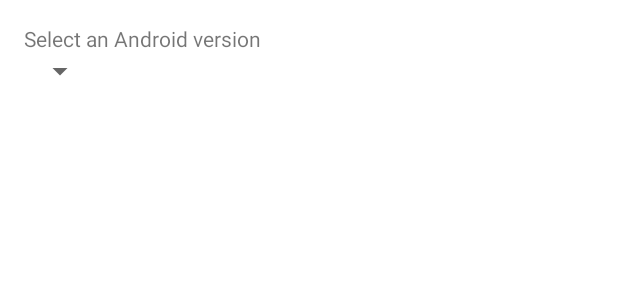
After one commit to magdamiu/AndroidFundamentalsFall2021, an Android app: the layout spinner_sample.xml on its own in the app's theme, with its tools: preview values and no code run, on a phone screen of 412 x 824 dp. The commit adds this screen. Shown: the top 300 px of the screen. Run offline under Robolectric (Android 15) with nearby library versions, the phone set to English and light mode, and no system bars.

Commit message:
spinner sample code + item selected listener

```diff
--- /dev/null
+++ b/app/src/main/res/layout/spinner_sample.xml
@@ -0,0 +1,18 @@
+<?xml version="1.0" encoding="utf-8"?>
+<LinearLayout xmlns:android="http://schemas.android.com/apk/res/android"
+    android:layout_width="match_parent"
+    android:layout_height="match_parent"
+    android:layout_margin="@dimen/medium_space"
+    android:orientation="vertical">
+
+    <TextView
+        android:layout_width="wrap_content"
+        android:layout_height="wrap_content"
+        android:text="@string/select_an_android_version" />
+
+    <Spinner
+        android:id="@+id/spinnerAndroidVersions"
+        android:layout_width="wrap_content"
+        android:layout_height="wrap_content" />
+
+</LinearLayout>
--- a/app/src/main/res/values/strings.xml
+++ b/app/src/main/res/values/strings.xml
@@ -46,4 +46,5 @@
     <string name="second_textview">second textview</string>
     <string name="parent_right">parent right</string>
     <string name="center_in_parent">center in parent</string>
+    <string name="select_an_android_version">Select an Android version</string>
 </resources>
```
Also changed, not shown: app/src/main/java/com/magdamiu/androidfundamentalsfall2021/ViewGroupsSamplesActivity.java (+52 -4 lines).
